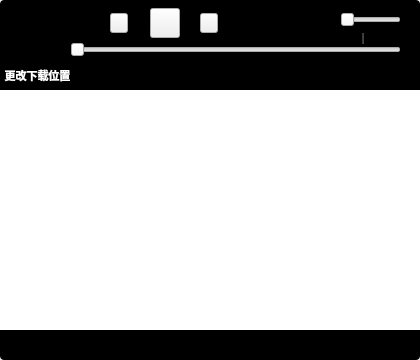
Awezome/SongTastePlayer, file widget.ui: the form before one commit.
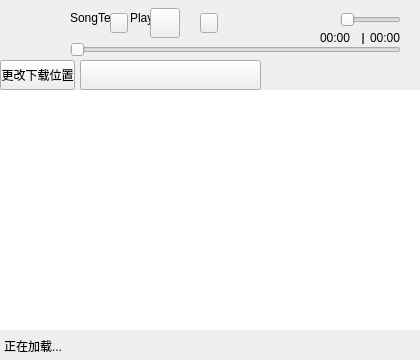
The form after the commit. The open tabs and pages were chosen to show the change. Icons and pictures are not drawn.

Commit message: added style.css

What changed in the file:
```diff
--- a/widget.ui
+++ b/widget.ui
@@ -128,9 +128,6 @@
      <height>360</height>
     </rect>
    </property>
-   <property name="styleSheet">
-    <string notr="true">background-color: #000;border-radius: 4px;</string>
-   </property>
    <property name="text">
     <string/>
    </property>
@@ -176,9 +173,6 @@
      <height>60</height>
     </rect>
    </property>
-   <property name="styleSheet">
-    <string notr="true">background-image: url(:/image/logo.png);</string>
-   </property>
    <property name="text">
     <string/>
    </property>
@@ -242,9 +236,6 @@
      <bold>true</bold>
     </font>
    </property>
-   <property name="styleSheet">
-    <string notr="true">color: #666;</string>
-   </property>
    <property name="text">
     <string>|</string>
    </property>
@@ -416,23 +407,12 @@
        <height>30</height>
       </rect>
      </property>
-     <property name="font">
-      <font>
-       <family>微软雅黑</family>
-       <pointsize>8</pointsize>
-       <weight>75</weight>
-       <bold>true</bold>
-      </font>
-     </property>
      <property name="cursor">
       <cursorShape>PointingHandCursor</cursorShape>
      </property>
      <property name="toolTip">
       <string>更改下载位置</string>
      </property>
-     <property name="styleSheet">
-      <string notr="true">QPushButton{border: none;color:#fff;background:rgb(0,0,0,0)}</string>
-     </property>
      <property name="text">
       <string>更改下载位置</string>
      </property>
@@ -446,23 +426,12 @@
        <height>30</height>
       </rect>
      </property>
-     <property name="font">
-      <font>
-       <family>微软雅黑</family>
-       <pointsize>8</pointsize>
-       <weight>75</weight>
-       <bold>true</bold>
-      </font>
-     </property>
      <property name="cursor">
       <cursorShape>PointingHandCursor</cursorShape>
      </property>
      <property name="toolTip">
       <string>打开下载位置</string>
      </property>
-     <property name="styleSheet">
-      <string notr="true">QPushButton{border: none;color:#fff;background:rgb(0,0,0,0);text-align:left}</string>
-     </property>
      <property name="text">
       <string/>
      </property>
```
The commit also changes 8 other files.
